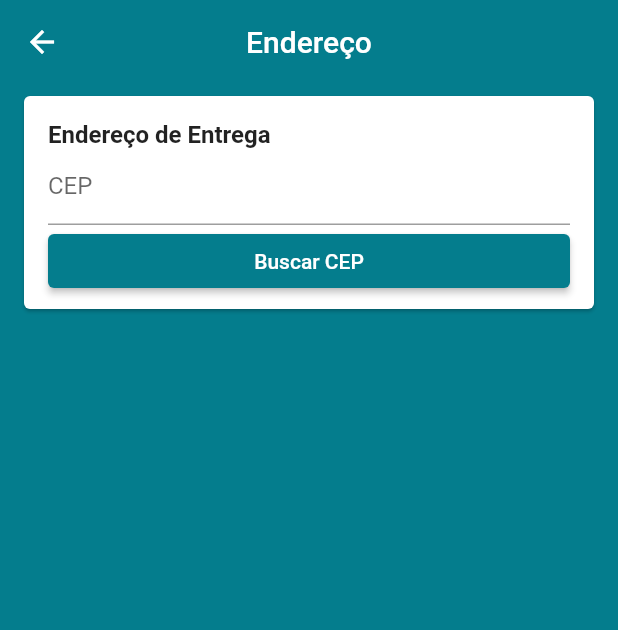
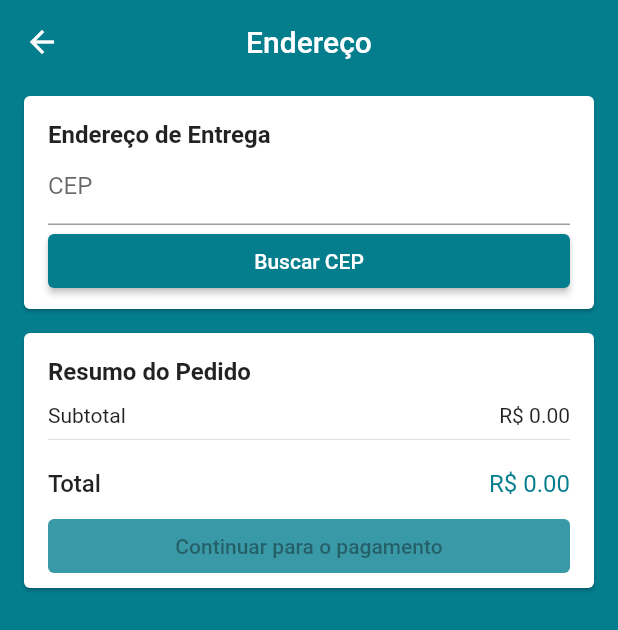
Before and after one commit to JacoRochadev/loja_virtual, a Flutter app: the AdressScreen screen opened by its route, on a phone screen of 412 x 824 dp. Shown: the top 630 px of the screen. Run offline on Flutter 3.47's test engine with Material 2 defaults, Android fonts, the phone set to English and light mode, and no system bars; our stand-ins replace carousel_slider, cloud_firestore, dio, firebase_auth, firebase_storage, geolocator and 3 more; missing offline and left inert: alphabet_list_scroll_view; accounts and stored records are empty.

Commit message:
está travando ao enviar ao colocar um cep errado

```diff
--- a/lib/components/price_card.dart
+++ b/lib/components/price_card.dart
@@ -17,6 +17,8 @@ class PriceCard extends StatelessWidget {
   Widget build(BuildContext context) {
     final cartManager = context.watch<CartManager>();
     final productsPrice = cartManager.productsPrice;
+    final deliveryPrice = cartManager.deliveryPrice;
+    final totalPrice = cartManager.totalPrice;
 
     return Card(
       margin: const EdgeInsets.symmetric(horizontal: 16, vertical: 8),
@@ -42,9 +44,17 @@ class PriceCard extends StatelessWidget {
               ],
             ),
             const Divider(),
-            const SizedBox(
-              height: 12,
-            ),
+            if (deliveryPrice != null) ...[
+              Row(
+                mainAxisAlignment: MainAxisAlignment.spaceBetween,
+                children: <Widget>[
+                  const Text('Entrega'),
+                  Text('R\$ ${deliveryPrice.toStringAsFixed(2)}')
+                ],
+              ),
+              const Divider(),
+            ],
+            const SizedBox(height: 12),
             Row(
               mainAxisAlignment: MainAxisAlignment.spaceBetween,
               children: <Widget>[
@@ -55,7 +65,7 @@ class PriceCard extends StatelessWidget {
                       ),
                 ),
                 Text(
-                  'R\$ ${productsPrice.toStringAsFixed(2)}',
+                  'R\$ ${totalPrice.toStringAsFixed(2)}',
                   style: Theme.of(context).textTheme.subtitle1.copyWith(
                         color: Theme.of(context).primaryColor,
                       ),
--- a/lib/presentetion/adress/adress_screen.dart
+++ b/lib/presentetion/adress/adress_screen.dart
@@ -1,4 +1,7 @@
 import 'package:flutter/material.dart';
+import 'package:loja_virtual/components/price_card.dart';
+import 'package:loja_virtual/models/cart_manager.dart';
+import 'package:provider/provider.dart';
 
 import 'components/adress_card.dart';
 
@@ -14,7 +17,17 @@ class AdressScreen extends StatelessWidget {
       ),
       body: ListView(
         children: [
-          AdressCard(),
+          const AdressCard(),
+          Consumer<CartManager>(builder: (builder, cartManager, child) {
+            return PriceCard(
+              buttonText: 'Continuar para o pagamento',
+              onPressed: cartManager.isAdressValid
+                  ? () {
+                      Navigator.of(context).pushNamed('/checkout');
+                    }
+                  : null,
+            );
+          })
         ],
       ),
     );
--- a/lib/presentetion/adress/components/adress_card.dart
+++ b/lib/presentetion/adress/components/adress_card.dart
@@ -28,10 +28,15 @@ class AdressCard extends StatelessWidget {
                     fontSize: 16,
                   ),
                 ),
-                CepInputField(),
-                if (adress.zip != null)
-                  AdressInputField(
-                    adress: adress,
+                CepInputField(adress: adress),
+                if (adress.zip != null && cartManager.deliveryPrice == null)
+                  AdressInputField(adress: adress),
+                if (adress.zip != null && cartManager.deliveryPrice != null)
+                  Padding(
+                    padding: const EdgeInsets.only(bottom: 16),
+                    child: Text(
+                        '${adress.street}, ${adress.number}\n${adress.district}\n'
+                        '${adress.city} - ${adress.state}'),
                   ),
               ],
             );
--- a/lib/presentetion/adress/components/cep_input_field.dart
+++ b/lib/presentetion/adress/components/cep_input_field.dart
@@ -2,20 +2,27 @@ import 'package:flutter/material.dart';
 import 'package:loja_virtual/models/cart_manager.dart';
 import 'package:provider/provider.dart';
 
+import '../../../models/adress.dart';
+
 class CepInputField extends StatelessWidget {
-  CepInputField({Key key}) : super(key: key);
+  final Adress adress;
+
+  CepInputField({Key key, this.adress}) : super(key: key);
   final cepController = TextEditingController();
   @override
   Widget build(BuildContext context) {
+    final cartManager = context.watch<CartManager>();
+    if (adress.zip == null) {
       return Column(
         crossAxisAlignment: CrossAxisAlignment.stretch,
         children: [
           TextFormField(
+            enabled: !cartManager.loading,
             controller: cepController,
             decoration: const InputDecoration(
               isDense: true,
               labelText: 'CEP',
-            hintText: '12.345-678',
+              hintText: '46.490-000',
             ),
             keyboardType: TextInputType.number,
             validator: (cep) {
@@ -28,19 +35,50 @@ class CepInputField extends StatelessWidget {
             },
           ),
           ElevatedButton(
-          onPressed: () {
+            onPressed: !cartManager.loading
+                ? () async {
                     if (Form.of(context).validate()) {
-              context.read<CartManager>().getAdress(cepController.text);
+                      await context
+                          .read<CartManager>()
+                          .getAdress(cepController.text);
                     }
-          },
+                  }
+                : null,
             style: ElevatedButton.styleFrom(
               primary: Theme.of(context).primaryColor,
               disabledBackgroundColor:
                   Theme.of(context).primaryColor.withAlpha(200),
             ),
-          child: const Text('Buscar CEP'),
+            child: cartManager.loading
+                ? const CircularProgressIndicator(
+                    valueColor: AlwaysStoppedAnimation(Colors.white),
+                  )
+                : const Text('Buscar CEP'),
+          )
+        ],
+      );
+    } else {
+      return Row(
+        children: [
+          Expanded(
+            child: Text(
+              'CEP: ${adress.zip}',
+              style: Theme.of(context).textTheme.subtitle2.copyWith(
+                    fontWeight: FontWeight.w600,
+                    color: Theme.of(context).primaryColor,
+                  ),
+            ),
+          ),
+          IconButton(
+            onPressed: () {
+              context.read<CartManager>().removeAdress();
+            },
+            iconSize: 20,
+            color: Theme.of(context).primaryColor,
+            icon: const Icon(Icons.edit),
           )
         ],
       );
     }
   }
+}
--- a/lib/services/cep_aberto.dart
+++ b/lib/services/cep_aberto.dart
@@ -13,7 +13,7 @@ class CepAbertoService {
     dio.options.headers[HttpHeaders.authorizationHeader] = 'Token token=$token';
     try {
       final response = await dio.get<Map<String, dynamic>>(endpoint.toString());
-      if (response.data.containsKey('erro') || response.data.isEmpty) {
+      if (response.data.isEmpty) {
         return Future.error('CEP não encontrado');
       }
       final CepAbertoAdress adress = CepAbertoAdress.fromMap(response.data);
--- a/pubspec.yaml
+++ b/pubspec.yaml
@@ -28,6 +28,7 @@ dependencies:
   uuid: ^3.0.4
   dio: ^4.0.6
   brasil_fields: ^1.0.0
+  geolocator: ^9.0.2
 
 dev_dependencies:
   flutter_test:
```
Also changed, not shown: lib/models/cart_manager.dart (+57 -2 lines), lib/presentetion/adress/components/adress_input_field.dart (+29 -2 lines), pubspec.lock. Lines whose indentation alone changed are shown as unchanged.
